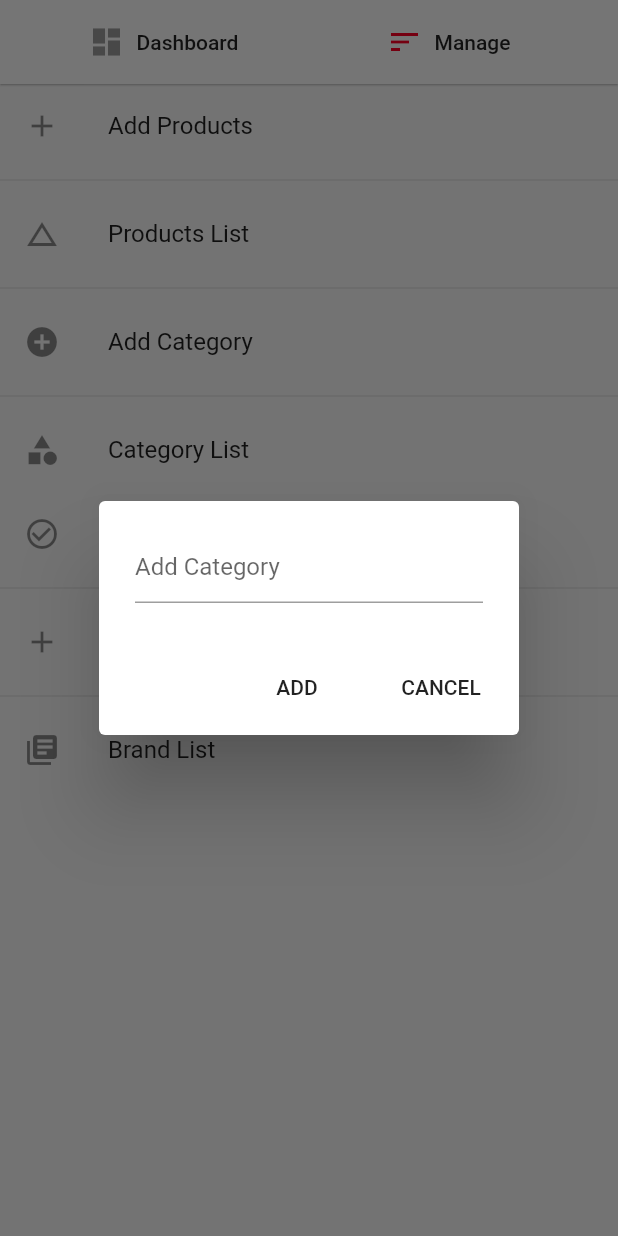
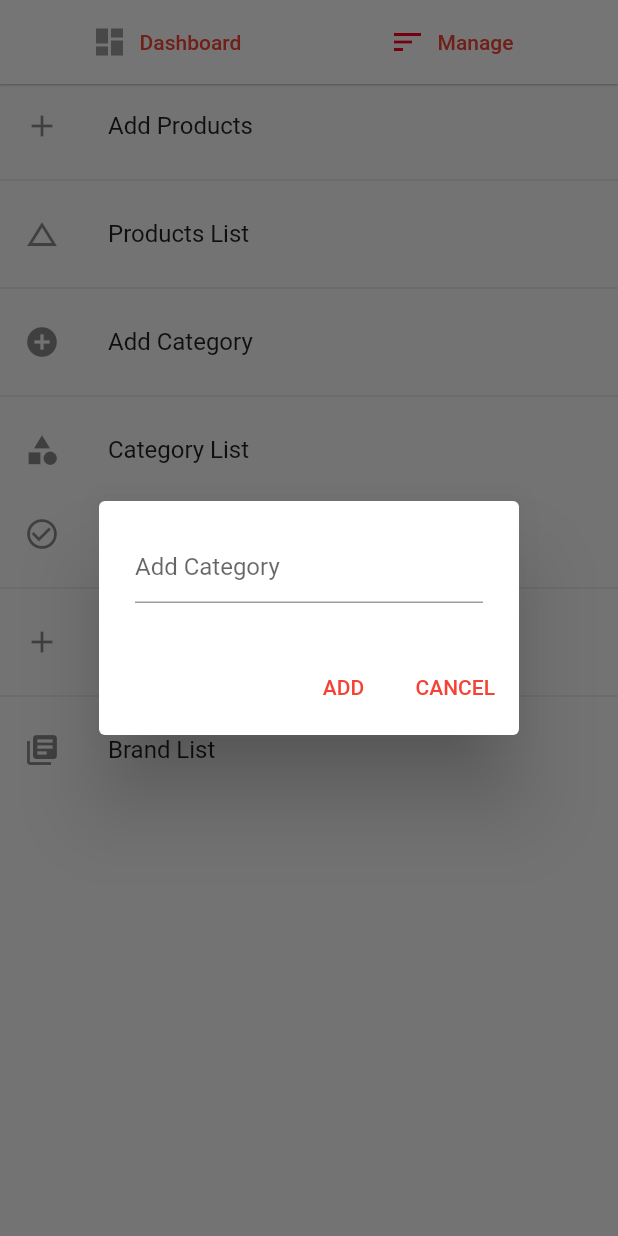
Before and after one commit to Kawalyaa/Admin_shopaka, a Flutter app: the screen it shows after launch, after a tap on "Manage", after a tap on "Add Category", on a phone screen of 412 x 824 dp. Run offline on Flutter 3.47's test engine with Material 2 defaults, Android fonts, the phone set to English and light mode, and no system bars; our stand-ins replace cloud_firestore, firebase_auth, firebase_core, firebase_storage, fluttertoast, image_picker; accounts and stored records are empty.

```diff
--- a/lib/db/user_service.dart
+++ b/lib/db/user_service.dart
@@ -8,6 +8,10 @@ class UserServices{
 
   Stream<List<UserModel>> getUsers()=>_firestore.collection(ref).snapshots().map((snaps) => snaps.docs.map((snap) => UserModel.fromSnapShot(snap.data())).toList());
 
+  Future<void> deleteUser(String id)async{
+   await _firestore.collection(ref).doc(id).delete();
+  }
+
 
 
 }
--- a/lib/main.dart
+++ b/lib/main.dart
@@ -4,12 +4,13 @@ import 'package:shopla_ecommerce_app/db/user_service.dart';
 import 'package:shopla_ecommerce_app/model/products_model.dart';
 import 'package:shopla_ecommerce_app/model/user_model.dart';
 import 'package:shopla_ecommerce_app/screens/products_screen.dart';
+import 'package:shopla_ecommerce_app/screens/users_screen.dart';
 import 'screens/admin.dart';
 import 'package:firebase_core/firebase_core.dart';
 import 'package:provider/provider.dart';
 
-void main()async{
-   WidgetsFlutterBinding.ensureInitialized();
+void main() async {
+  WidgetsFlutterBinding.ensureInitialized();
   await Firebase.initializeApp();
   return runApp(MyApp());
 }
@@ -18,17 +19,20 @@ class MyApp extends StatelessWidget {
   @override
   Widget build(BuildContext context) {
     return MultiProvider(
-    providers: [
-      StreamProvider<List<ProductModel>>(create: (_)=>ProductService().getAllProducts(), initialData: []),
-      StreamProvider<List<UserModel>>(create: (_)=>UserServices().getUsers(), initialData: [])
-    ],
-
-          child: MaterialApp(
+      providers: [
+        StreamProvider<List<ProductModel>>(
+            create: (_) => ProductService().getAllProducts(), initialData: []),
+        StreamProvider<List<UserModel>>(
+            create: (_) => UserServices().getUsers(), initialData: [])
+      ],
+      child: MaterialApp(
         debugShowCheckedModeBanner: false,
         home: Admin(),
         theme: ThemeData(primarySwatch: Colors.red),
-        routes: {ProductsScreen.id:(context)=>ProductsScreen()},
-
+        routes: {
+          ProductsScreen.id: (context) => ProductsScreen(),
+          UsersList.id: (context) => UsersList()
+        },
       ),
     );
   }
--- a/lib/screens/admin.dart
+++ b/lib/screens/admin.dart
@@ -9,6 +9,7 @@ import 'package:shopla_ecommerce_app/model/products_model.dart';
 import 'package:shopla_ecommerce_app/model/user_model.dart';
 import 'package:shopla_ecommerce_app/screens/add_products.dart';
 import 'package:shopla_ecommerce_app/screens/products_screen.dart';
+import 'package:shopla_ecommerce_app/screens/users_screen.dart';
 
 enum Page { DASHBOARD, MANAGE }
 
@@ -43,7 +44,7 @@ class _AdminState extends State<Admin> {
                     fontSize: 24.0,
                     fontWeight: FontWeight.w900),
               ),
-              subtitle: FlatButton.icon(
+              subtitle: TextButton.icon(
                 onPressed: () {},
                 icon: Icon(
                   Icons.attach_money,
@@ -68,7 +69,9 @@ class _AdminState extends State<Admin> {
                     padding: const EdgeInsets.all(5.0),
                     child: SingleCard(
                       activeColor: activeColor,
-                      onTap: () {},
+                      onTap: () {
+                        Navigator.pushNamed(context, UsersList.id);
+                      },
                       icon: Icon(
                         Icons.people_outline,
                         color: Colors.black,
@@ -230,7 +233,7 @@ class _AdminState extends State<Admin> {
         ),
       ),
       actions: <Widget>[
-        FlatButton(
+        TextButton(
           onPressed: () {
             if (categoryController.text != null) {
               categoryServices.createCategory(categoryController.text);
@@ -242,7 +245,7 @@ class _AdminState extends State<Admin> {
             'ADD',
           ),
         ),
-        FlatButton(
+        TextButton(
           onPressed: () {
             Navigator.pop(context);
           },
@@ -271,7 +274,7 @@ class _AdminState extends State<Admin> {
         ),
       ),
       actions: <Widget>[
-        FlatButton(
+        TextButton(
           onPressed: () {
             if (brandController.text != null) {
               brandServices.createBrand(brandController.text);
@@ -281,7 +284,7 @@ class _AdminState extends State<Admin> {
           },
           child: Text('ADD'),
         ),
-        FlatButton(
+        TextButton(
           onPressed: () {
             Navigator.pop(context);
           },
@@ -304,7 +307,7 @@ class _AdminState extends State<Admin> {
         title: Row(
           children: <Widget>[
             Expanded(
-              child: FlatButton.icon(
+              child: TextButton.icon(
                 onPressed: () {
                   setState(() {
                     _selectedPage = Page.DASHBOARD;
@@ -320,7 +323,7 @@ class _AdminState extends State<Admin> {
               ),
             ),
             Expanded(
-              child: FlatButton.icon(
+              child: TextButton.icon(
                 onPressed: () {
                   setState(() {
                     _selectedPage = Page.MANAGE;
```
Also changed, not shown: lib/screens/users_screen.dart (added, +108 -0 lines).
